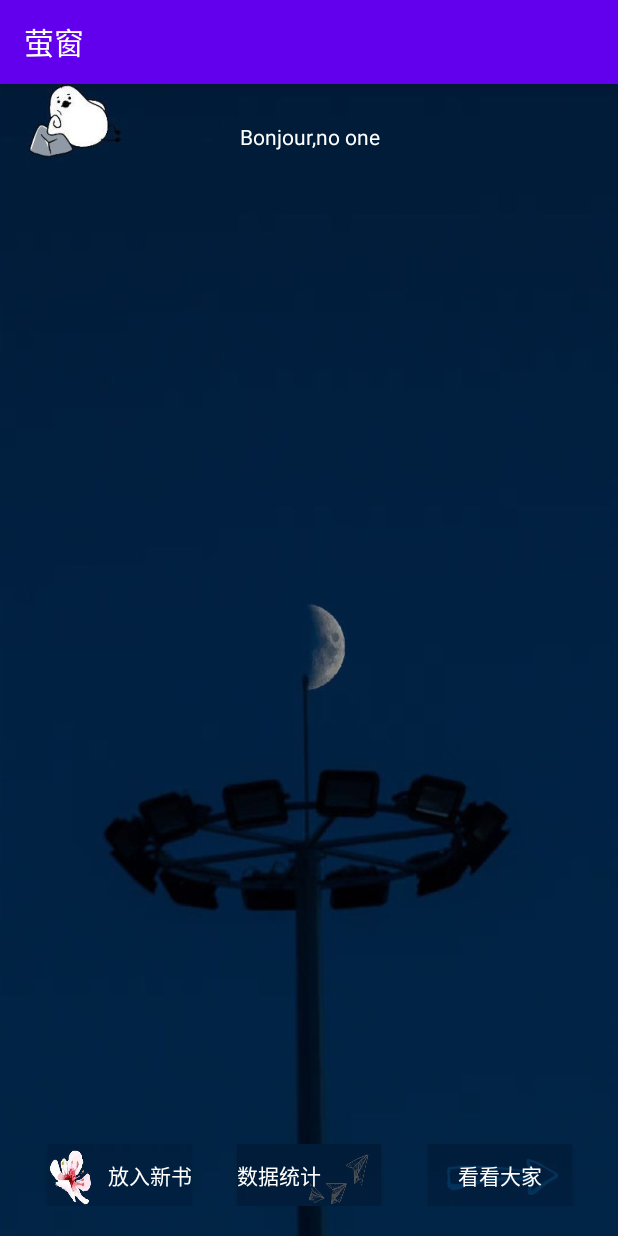
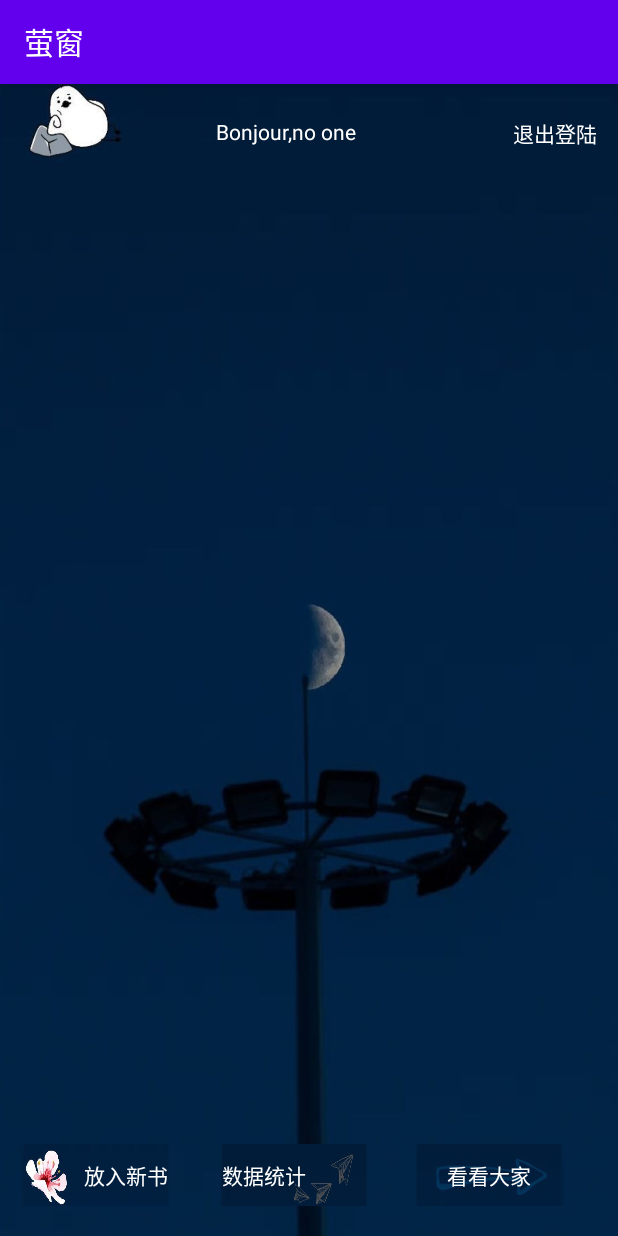
Before and after one commit to jessie-ran/Bookshelf, an Android app: the MainActivity4 screen opened directly, with no data from a screen before it, on a phone screen of 412 x 824 dp. Run offline under Robolectric (Android 15) with nearby library versions, the phone set to English and light mode, and no system bars.

Commit message:
差详情

```diff
--- a/app/src/main/res/layout/activity_main4.xml
+++ b/app/src/main/res/layout/activity_main4.xml
@@ -16,15 +16,30 @@
 
         <TextView
             android:id="@+id/gennied"
-            android:layout_width="252dp"
-            android:layout_height="60dp"
+
+            android:layout_width="184dp"
+            android:layout_height="50dp"
+            android:layout_marginEnd="84dp"
             android:gravity="center_vertical"
             android:text="@string/zhaohu"
             android:textColor="#FFFFFF"
             app:layout_constraintBottom_toBottomOf="parent"
             app:layout_constraintEnd_toEndOf="parent"
             app:layout_constraintTop_toTopOf="parent"
-            app:layout_constraintVertical_bias="1.0" />
+            app:layout_constraintVertical_bias="0.454" />
+
+        <Button
+            android:id="@+id/button7"
+            android:layout_width="67dp"
+            android:layout_height="24dp"
+            android:background="@drawable/shape2"
+            android:onClick="tu"
+            android:text="@string/nunu"
+            android:textColor="#FFFFFF"
+            app:layout_constraintBottom_toBottomOf="parent"
+            app:layout_constraintEnd_toEndOf="parent"
+            app:layout_constraintStart_toEndOf="@+id/gennied"
+            app:layout_constraintTop_toTopOf="parent" />
     </androidx.constraintlayout.widget.ConstraintLayout>
 
     <ListView
@@ -43,15 +58,14 @@
             android:id="@+id/button4"
             android:layout_width="96dp"
             android:layout_height="41dp"
+            android:layout_marginStart="16dp"
+
             android:background="@drawable/li"
-
             android:gravity="center_vertical|right"
             android:onClick="addbook"
             android:text="@string/add2"
             android:textColor="#FFFFFF"
             app:layout_constraintBottom_toBottomOf="parent"
-            app:layout_constraintEnd_toStartOf="@+id/button8"
-            app:layout_constraintHorizontal_bias="0.517"
             app:layout_constraintStart_toStartOf="parent"
             app:layout_constraintTop_toTopOf="parent"
             app:layout_constraintVertical_bias="1.0" />
@@ -60,14 +74,14 @@
             android:id="@+id/button8"
             android:layout_width="96dp"
             android:layout_height="41dp"
+            android:layout_marginStart="36dp"
             android:background="@drawable/mkmk"
             android:gravity="center_vertical|left"
             android:onClick="Statistics"
             android:text="@string/list"
             android:textColor="#FFFFFF"
             app:layout_constraintBottom_toBottomOf="parent"
-            app:layout_constraintEnd_toEndOf="parent"
-            app:layout_constraintStart_toStartOf="parent"
+            app:layout_constraintStart_toEndOf="@+id/button4"
             app:layout_constraintTop_toTopOf="parent"
             app:layout_constraintVertical_bias="1.0" />
 
@@ -81,7 +95,10 @@
             android:textColor="#FFFFFF"
             app:layout_constraintBottom_toBottomOf="parent"
             app:layout_constraintEnd_toEndOf="parent"
-            app:layout_constraintStart_toEndOf="@+id/button8" />
+            app:layout_constraintHorizontal_bias="0.47"
+            app:layout_constraintStart_toEndOf="@+id/button8"
+            app:layout_constraintTop_toTopOf="parent"
+            app:layout_constraintVertical_bias="1.0" />
 
     </androidx.constraintlayout.widget.ConstraintLayout>
 
--- a/app/src/main/res/values/strings.xml
+++ b/app/src/main/res/values/strings.xml
@@ -49,4 +49,5 @@
     <string name="abab">看看我的</string>
     <string name="babba">看看大家</string>
     <string name="njk">这里展示一个月的积分</string>
+    <string name="nunu">退出登陆</string>
 </resources>
```
Also changed, not shown: app/src/main/java/swufe/com/bookshelf/MainActivity.java (+28 -3 lines), app/src/main/java/swufe/com/bookshelf/MainActivity2.java (+7 -0 lines), app/src/main/java/swufe/com/bookshelf/MainActivity4.java (+9 -0 lines).
